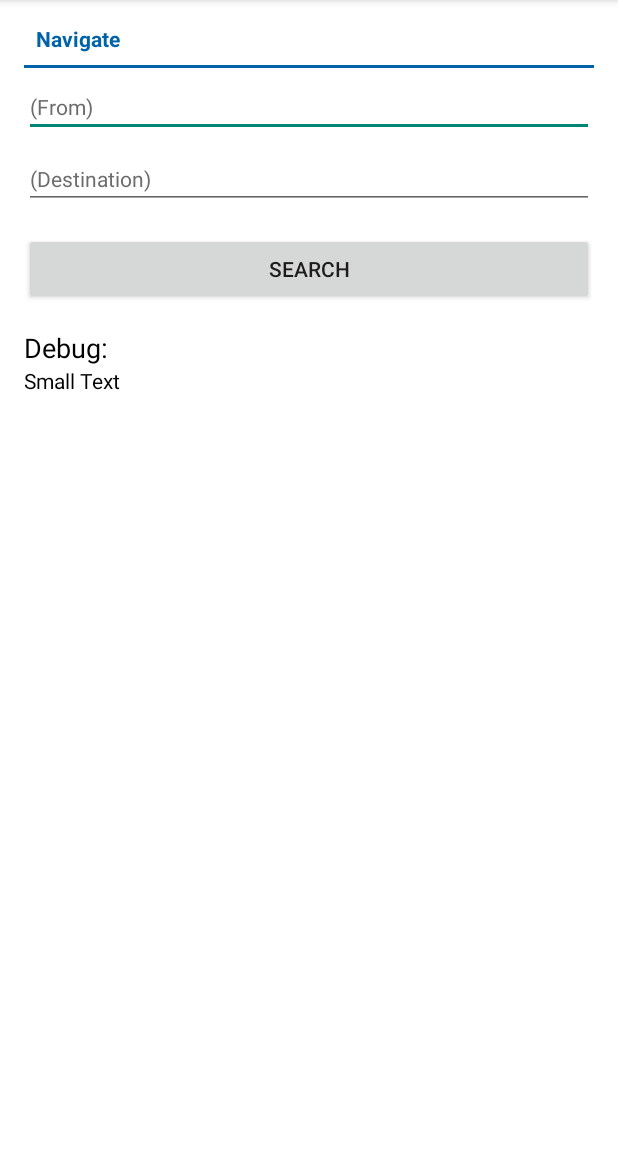
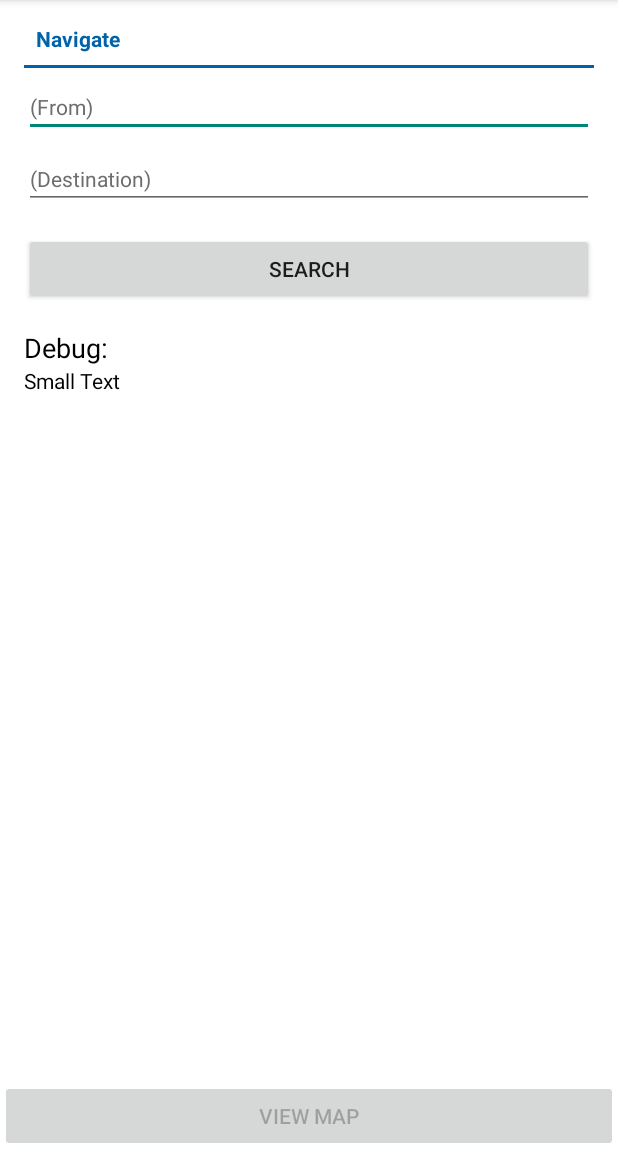
Before and after one commit to bernardyip/navNUS, an Android app: the screen it shows after launch (MainActivity), after a tap on an icon or button, on a phone screen of 412 x 824 dp, the part 84-1236 px from its top. Run offline under Robolectric (Android 15) with nearby library versions, the phone set to English and light mode, and no system bars.

Commit message:
Added view_map button + Spinner progress for splash screen

```diff
--- a/navNUS/app/src/main/java/com/navnus/activity/SplashScreen.java
+++ b/navNUS/app/src/main/java/com/navnus/activity/SplashScreen.java
@@ -1,26 +1,70 @@
 package com.navnus.activity;
 
+import android.app.Activity;
+import android.app.ProgressDialog;
 import android.content.Context;
 import android.os.AsyncTask;
 import android.support.v7.app.AppCompatActivity;
 import android.os.Bundle;
 import android.content.Intent;
+import android.widget.EditText;
+import android.widget.TextView;
+
 import com.navnus.R;
 import com.navnus.entity.Map;
 
 import java.text.DecimalFormat;
+import java.util.Random;
+import java.util.Timer;
+import java.util.TimerTask;
 
 public class SplashScreen extends AppCompatActivity {
+
+    private Activity thisActivity;
+    private Random random;
+    private int[] loadingTexts = {
+            R.string.splash_screen_activity_loading_text_1,
+            R.string.splash_screen_activity_loading_text_2,
+            R.string.splash_screen_activity_loading_text_3,
+            R.string.splash_screen_activity_loading_text_4,
+            R.string.splash_screen_activity_loading_text_5};
+    private TextView loadingTextView;
 
     @Override
     protected void onCreate(Bundle savedInstanceState) {
         super.onCreate(savedInstanceState);
         setContentView(R.layout.activity_splash_screen);
+        thisActivity = this;
+        loadingTextView = ((TextView)findViewById(R.id.splash_screen_textView_loading_text));
+        (new DataLoader()).execute(this, null, null);
 
-        (new DataLoader()).execute(this, null, null);
+        //Loading data text
+        random = new Random();
+        Timer myTimer = new Timer();
+        myTimer.schedule(new TimerTask() {
+            @Override
+            public void run() {
+                timerMethod();
+            }
+
+        }, 0, 5000); //3 secs interval
     }
 
+    private void timerMethod() {
+        this.runOnUiThread(randomLoadingText);
+    }
+
+    private Runnable randomLoadingText = new Runnable() {
+        public void run() {
+            int id = random.nextInt(loadingTexts.length);
+            loadingTextView.setText(loadingTexts[id]);
+        }
+    };
+
     private class DataLoader extends AsyncTask<Context, Void, Void> {
+
+        ProgressDialog dialog = new ProgressDialog(thisActivity);
+
         /** The system calls this to perform work in a worker thread and
          * delivers it the parameters given to AsyncTask.execute() */
         protected Void doInBackground(Context... context) {
--- a/navNUS/app/src/main/res/layout/activity_main.xml
+++ b/navNUS/app/src/main/res/layout/activity_main.xml
@@ -104,6 +104,18 @@
         android:layout_below="@+id/textview_debug_label"
         android:layout_marginLeft="16dp" />
 
+    <Button
+        android:layout_width="wrap_content"
+        android:layout_height="wrap_content"
+        android:text="@string/main_activity_button_view_map"
+        android:id="@+id/button_view_map"
+        android:layout_alignParentBottom="true"
+        android:layout_alignParentEnd="true"
+        android:layout_alignParentStart="true"
+        android:singleLine="false"
+        android:enabled="false"
+        android:onClick="button_view_map_click" />
+
     <!-- <ImageView
         android:id="@+id/imageView1"
         android:layout_width="wrap_content"
--- a/navNUS/app/src/main/res/values/strings.xml
+++ b/navNUS/app/src/main/res/values/strings.xml
@@ -1,6 +1,13 @@
 <resources>
     <!--General-->
     <string name="app_name">navNUS</string>
+
+    <!--Splash Screen-->
+    <string name="splash_screen_activity_loading_text_1">Loading data files</string>
+    <string name="splash_screen_activity_loading_text_2">Walking to NUS</string>
+    <string name="splash_screen_activity_loading_text_3">Joining a CCA</string>
+    <string name="splash_screen_activity_loading_text_4">Studying for exams</string>
+    <string name="splash_screen_activity_loading_text_5">Singing a song</string>
 
     <!--Menu-->
     <string name="action_settings">Settings</string>
@@ -15,6 +22,7 @@
     <string name="main_activity_button_search_text">Search</string>
     <string name="main_activity_debug_text">Debug:</string>
     <string name="title_activity_maps">Navigation</string>
+    <string name="main_activity_button_view_map">View Map</string>
 
 
     <string name="title_activity_submit_sc">Submit Short Cut</string>
```
Also changed, not shown: navNUS/app/src/main/java/com/navnus/activity/MainActivity.java (+17 -12 lines), navNUS/app/src/main/res/layout/activity_splash_screen.xml (+21 -2 lines), navNUS/app/src/main/res/drawable/loading.gif (added), 1 other file.
